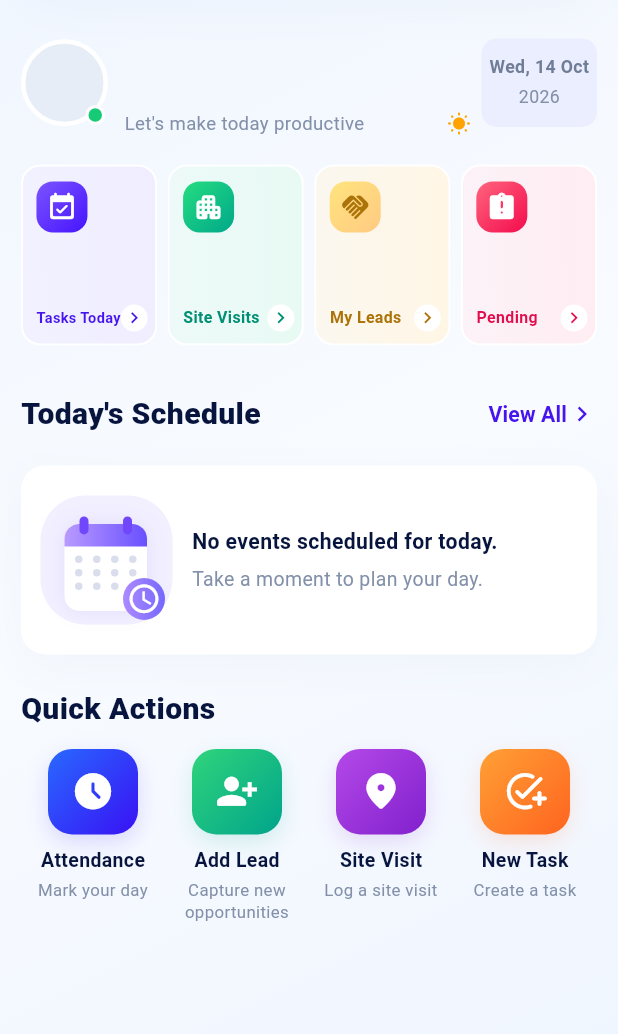
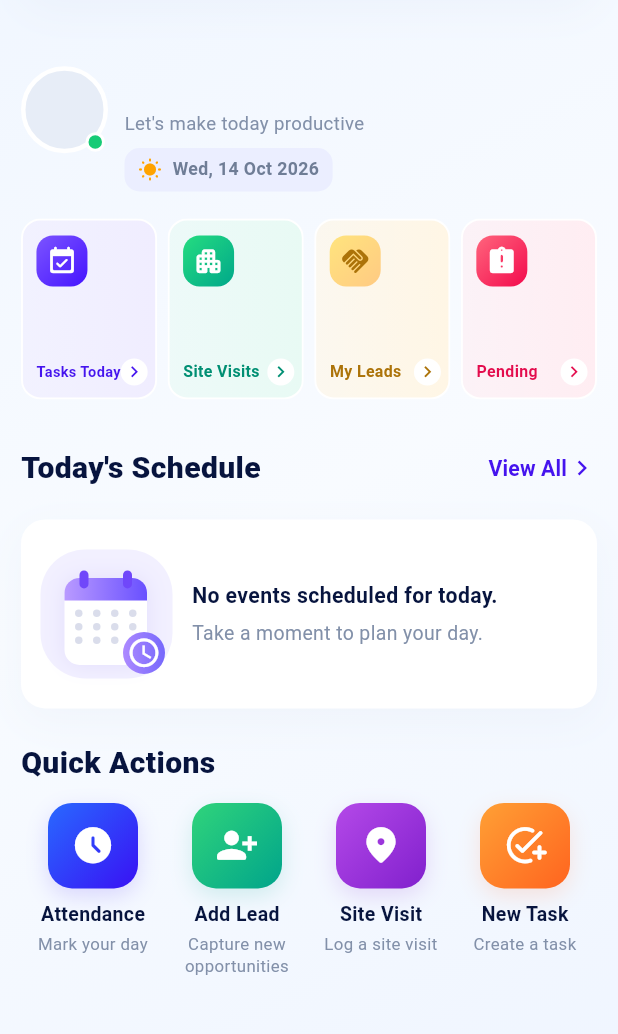
Before and after one commit to lokeshwaranselvam/automate-genie-app, a Flutter app: the HomeDashboardView widget shown alone on an empty page, opened directly with empty values, on a phone screen of 412 x 824 dp, the part 119-1153 px from its top. Run offline on Flutter 3.47's test engine with Material 3 defaults, Android fonts, the phone set to English and light mode, and no system bars; drawn by our look-alikes of overlay_support; our stand-ins replace camera, connectivity_plus, firebase_core, firebase_messaging, flutter_dotenv, flutter_local_notifications and 11 more; missing offline and left inert: adaptive_action_sheet, flutter_onnxruntime, geofence_service, google_mlkit_face_detection, phone_state, record; accounts and stored records are empty; network calls fail.

Commit message:
Align home profile details and restrict visit creation to Sales Managers

```diff
--- a/Genie1/lib/Screen/home_dashboard_view.dart
+++ b/Genie1/lib/Screen/home_dashboard_view.dart
@@ -330,50 +330,49 @@ class HomeDashboardView extends StatelessWidget {
                   ),
                 ),
                 const SizedBox(height: 3),
-                const Row(
-                  children: [
-                    Expanded(
-                      child: Text(
+                const Text(
                   "Let's make today productive",
-                        maxLines: 2,
+                  maxLines: 1,
+                  overflow: TextOverflow.ellipsis,
                   style: TextStyle(color: _homeMuted, fontSize: 10.5),
                 ),
+                const SizedBox(height: 7),
+                Container(
+                  key: const ValueKey('profile-date-row'),
+                  padding: const EdgeInsets.symmetric(
+                    horizontal: 9,
+                    vertical: 6,
                   ),
-                    SizedBox(width: 3),
-                    Icon(
+                  decoration: BoxDecoration(
+                    color: const Color(0xFFEBEEFF),
+                    borderRadius: BorderRadius.circular(10),
+                  ),
+                  child: Row(
+                    mainAxisSize: MainAxisSize.min,
+                    children: [
+                      const Icon(
                         Icons.wb_sunny_rounded,
                         color: Color(0xFFFFA300),
                         size: 16,
                       ),
-                  ],
+                      const SizedBox(width: 7),
+                      Flexible(
+                        child: FittedBox(
+                          fit: BoxFit.scaleDown,
+                          alignment: Alignment.centerLeft,
+                          child: Text(
+                            DateFormat('EEE, d MMM yyyy').format(date),
+                            maxLines: 1,
+                            style: const TextStyle(
+                              color: Color(0xFF6F7D96),
+                              fontSize: 10,
+                              fontWeight: FontWeight.w600,
+                            ),
+                          ),
+                        ),
                       ),
                     ],
                   ),
-          ),
-          const SizedBox(width: 7),
-          Container(
-            width: narrow ? 66 : 77,
-            padding: const EdgeInsets.symmetric(horizontal: 3, vertical: 11),
-            decoration: BoxDecoration(
-              color: const Color(0xFFEBEEFF),
-              borderRadius: BorderRadius.circular(10),
-            ),
-            child: Column(
-              children: [
-                FittedBox(
-                  child: Text(
-                    DateFormat('EEE, d MMM').format(date),
-                    style: const TextStyle(
-                      color: Color(0xFF6F7D96),
-                      fontSize: 10,
-                      fontWeight: FontWeight.w700,
-                    ),
-                  ),
-                ),
-                const SizedBox(height: 3),
-                Text(
-                  DateFormat('yyyy').format(date),
-                  style: const TextStyle(color: _homeMuted, fontSize: 10),
                 ),
               ],
             ),
```
Also changed, not shown: Genie1/lib/Screen/homescreen.dart (+0 -9 lines), Genie1/lib/Screen/site_visits_page.dart (+24 -1 lines), Genie1/lib/utils/api/site_visit_creation_api.dart (+19 -0 lines), 6 other files. Lines whose indentation alone changed are shown as unchanged.
